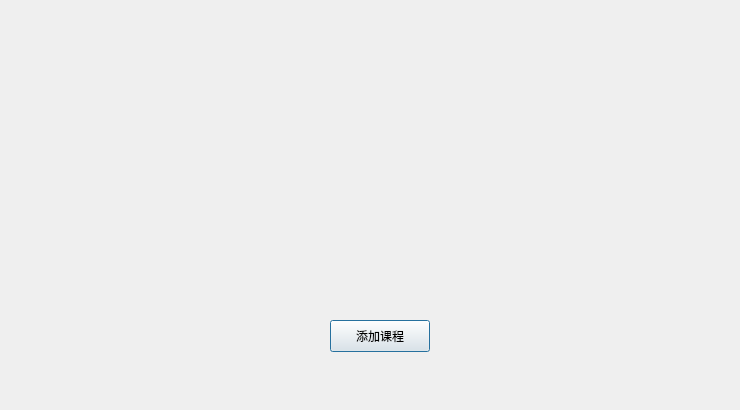
jiangruizhang/EasyElective, file addcourse.ui: the form before one commit.
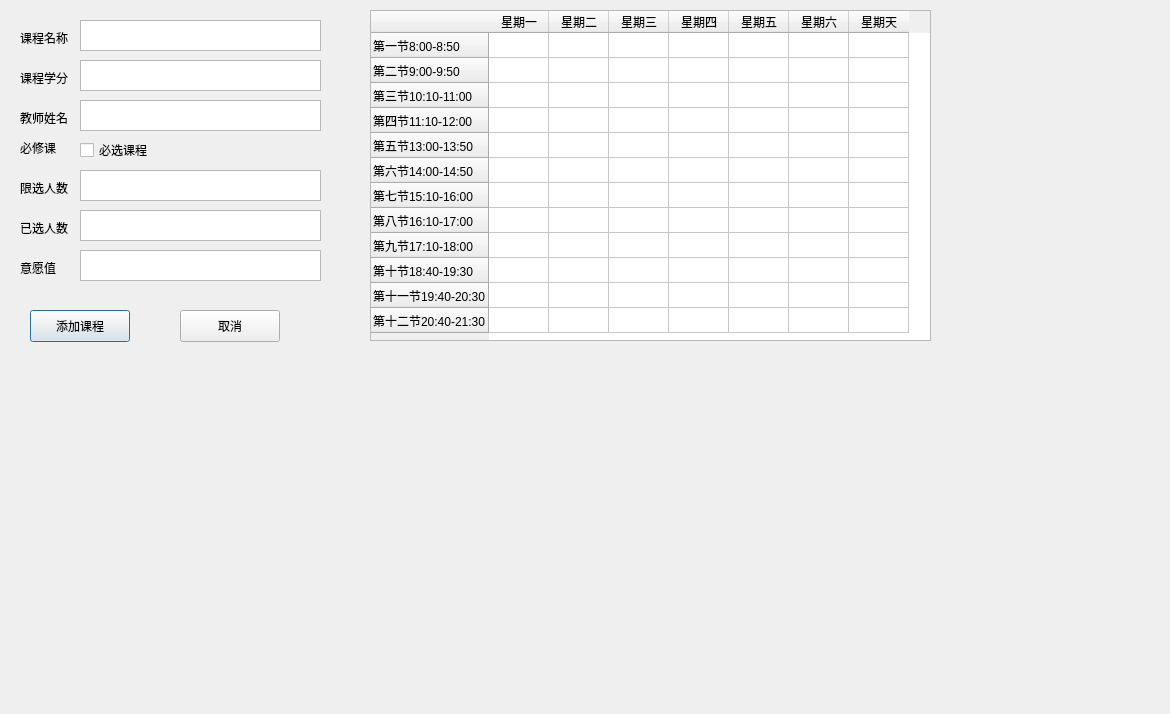
The form after the commit.

Commit message: 完善添加课程界面

Diff of the .ui file:
```diff
--- a/addcourse.ui
+++ b/addcourse.ui
@@ -6,8 +6,8 @@
    <rect>
     <x>0</x>
     <y>0</y>
-    <width>740</width>
-    <height>410</height>
+    <width>1170</width>
+    <height>714</height>
    </rect>
   </property>
   <property name="windowTitle">
@@ -16,8 +16,8 @@
   <widget class="QPushButton" name="finish">
    <property name="geometry">
     <rect>
-     <x>330</x>
-     <y>320</y>
+     <x>30</x>
+     <y>310</y>
      <width>100</width>
      <height>32</height>
     </rect>
@@ -26,6 +26,303 @@
     <string>添加课程</string>
    </property>
   </widget>
+  <widget class="QPushButton" name="cancel">
+   <property name="geometry">
+    <rect>
+     <x>180</x>
+     <y>310</y>
+     <width>100</width>
+     <height>32</height>
+    </rect>
+   </property>
+   <property name="text">
+    <string>取消</string>
+   </property>
+  </widget>
+  <widget class="QTableWidget" name="schedule">
+   <property name="geometry">
+    <rect>
+     <x>370</x>
+     <y>10</y>
+     <width>561</width>
+     <height>331</height>
+    </rect>
+   </property>
+   <property name="editTriggers">
+    <set>QAbstractItemView::EditTrigger::NoEditTriggers</set>
+   </property>
+   <property name="selectionMode">
+    <enum>QAbstractItemView::SelectionMode::MultiSelection</enum>
+   </property>
+   <attribute name="horizontalHeaderMinimumSectionSize">
+    <number>19</number>
+   </attribute>
+   <attribute name="horizontalHeaderDefaultSectionSize">
+    <number>60</number>
+   </attribute>
+   <attribute name="verticalHeaderDefaultSectionSize">
+    <number>25</number>
+   </attribute>
+   <row>
+    <property name="text">
+     <string>第一节8:00-8:50</string>
+    </property>
+   </row>
+   <row>
+    <property name="text">
+     <string>第二节9:00-9:50</string>
+    </property>
+   </row>
+   <row>
+    <property name="text">
+     <string>第三节10:10-11:00</string>
+    </property>
+   </row>
+   <row>
+    <property name="text">
+     <string>第四节11:10-12:00</string>
+    </property>
+   </row>
+   <row>
+    <property name="text">
+     <string>第五节13:00-13:50</string>
+    </property>
+   </row>
+   <row>
+    <property name="text">
+     <string>第六节14:00-14:50</string>
+    </property>
+   </row>
+   <row>
+    <property name="text">
+     <string>第七节15:10-16:00</string>
+    </property>
+   </row>
+   <row>
+    <property name="text">
+     <string>第八节16:10-17:00</string>
+    </property>
+   </row>
+   <row>
+    <property name="text">
+     <string>第九节17:10-18:00</string>
+    </property>
+   </row>
+   <row>
+    <property name="text">
+     <string>第十节18:40-19:30</string>
+    </property>
+   </row>
+   <row>
+    <property name="text">
+     <string>第十一节19:40-20:30</string>
+    </property>
+   </row>
+   <row>
+    <property name="text">
+     <string>第十二节20:40-21:30</string>
+    </property>
+   </row>
+   <column>
+    <property name="text">
+     <string>星期一</string>
+    </property>
+   </column>
+   <column>
+    <property name="text">
+     <string>星期二</string>
+    </property>
+   </column>
+   <column>
+    <property name="text">
+     <string>星期三</string>
+    </property>
+   </column>
+   <column>
+    <property name="text">
+     <string>星期四</string>
+    </property>
+   </column>
+   <column>
+    <property name="text">
+     <string>星期五</string>
+    </property>
+   </column>
+   <column>
+    <property name="text">
+     <string>星期六</string>
+    </property>
+   </column>
+   <column>
+    <property name="text">
+     <string>星期天</string>
+    </property>
+   </column>
+  </widget>
+  <widget class="QLabel" name="label">
+   <property name="geometry">
+    <rect>
+     <x>20</x>
+     <y>30</y>
+     <width>58</width>
+     <height>16</height>
+    </rect>
+   </property>
+   <property name="text">
+    <string>课程名称</string>
+   </property>
+  </widget>
+  <widget class="QLabel" name="label_2">
+   <property name="geometry">
+    <rect>
+     <x>20</x>
+     <y>70</y>
+     <width>58</width>
+     <height>16</height>
+    </rect>
+   </property>
+   <property name="text">
+    <string>课程学分</string>
+   </property>
+  </widget>
+  <widget class="QLabel" name="label_3">
+   <property name="geometry">
+    <rect>
+     <x>20</x>
+     <y>110</y>
+     <width>58</width>
+     <height>16</height>
+    </rect>
+   </property>
+   <property name="text">
+    <string>教师姓名</string>
+   </property>
+  </widget>
+  <widget class="QLabel" name="label_4">
+   <property name="geometry">
+    <rect>
+     <x>20</x>
+     <y>180</y>
+     <width>58</width>
+     <height>16</height>
+    </rect>
+   </property>
+   <property name="text">
+    <string>限选人数</string>
+   </property>
+  </widget>
+  <widget class="QLabel" name="label_5">
+   <property name="geometry">
+    <rect>
+     <x>20</x>
+     <y>220</y>
+     <width>58</width>
+     <height>16</height>
+    </rect>
+   </property>
+   <property name="text">
+    <string>已选人数</string>
+   </property>
+  </widget>
+  <widget class="QLabel" name="label_6">
+   <property name="geometry">
+    <rect>
+     <x>20</x>
+     <y>140</y>
+     <width>58</width>
+     <height>16</height>
+    </rect>
+   </property>
+   <property name="text">
+    <string>必修课</string>
+   </property>
+  </widget>
+  <widget class="QLabel" name="label_7">
+   <property name="geometry">
+    <rect>
+     <x>20</x>
+     <y>260</y>
+     <width>58</width>
+     <height>16</height>
+    </rect>
+   </property>
+   <property name="text">
+    <string>意愿值</string>
+   </property>
+  </widget>
+  <widget class="QTextEdit" name="course">
+   <property name="geometry">
+    <rect>
+     <x>80</x>
+     <y>20</y>
+     <width>241</width>
+     <height>31</height>
+    </rect>
+   </property>
+  </widget>
+  <widget class="QTextEdit" name="point">
+   <property name="geometry">
+    <rect>
+     <x>80</x>
+     <y>60</y>
+     <width>241</width>
+     <height>31</height>
+    </rect>
+   </property>
+  </widget>
+  <widget class="QTextEdit" name="teacher">
+   <property name="geometry">
+    <rect>
+     <x>80</x>
+     <y>100</y>
+     <width>241</width>
+     <height>31</height>
+    </rect>
+   </property>
+  </widget>
+  <widget class="QTextEdit" name="limit">
+   <property name="geometry">
+    <rect>
+     <x>80</x>
+     <y>170</y>
+     <width>241</width>
+     <height>31</height>
+    </rect>
+   </property>
+  </widget>
+  <widget class="QTextEdit" name="chosen">
+   <property name="geometry">
+    <rect>
+     <x>80</x>
+     <y>210</y>
+     <width>241</width>
+     <height>31</height>
+    </rect>
+   </property>
+  </widget>
+  <widget class="QTextEdit" name="intension">
+   <property name="geometry">
+    <rect>
+     <x>80</x>
+     <y>250</y>
+     <width>241</width>
+     <height>31</height>
+    </rect>
+   </property>
+  </widget>
+  <widget class="QCheckBox" name="must">
+   <property name="geometry">
+    <rect>
+     <x>80</x>
+     <y>140</y>
+     <width>85</width>
+     <height>20</height>
+    </rect>
+   </property>
+   <property name="text">
+    <string>必选课程</string>
+   </property>
+  </widget>
  </widget>
  <resources/>
  <connections/>
```
The commit also changes 5 other files.
